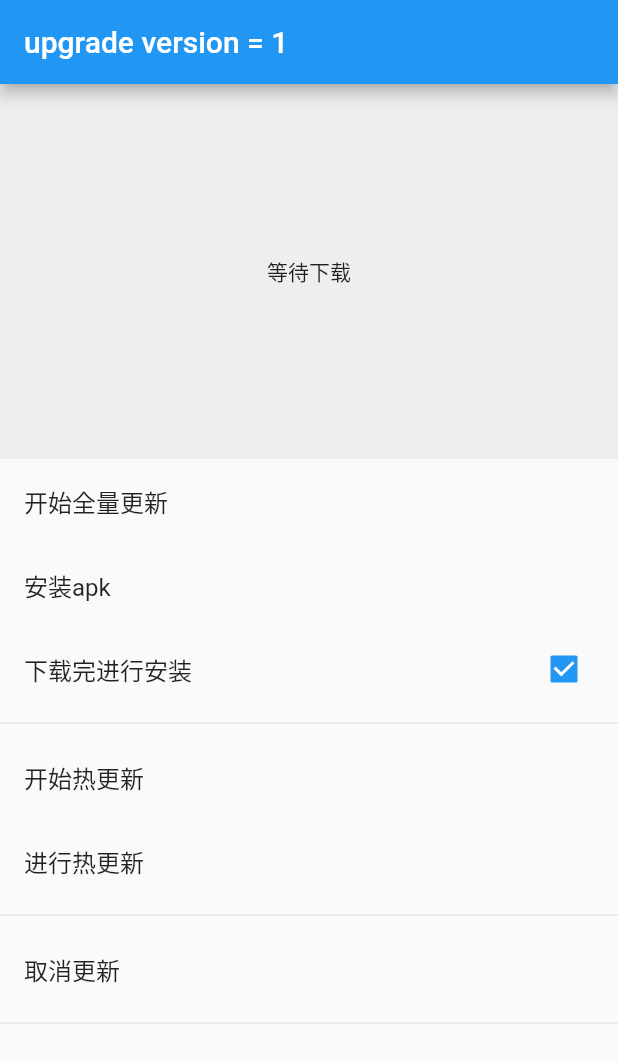
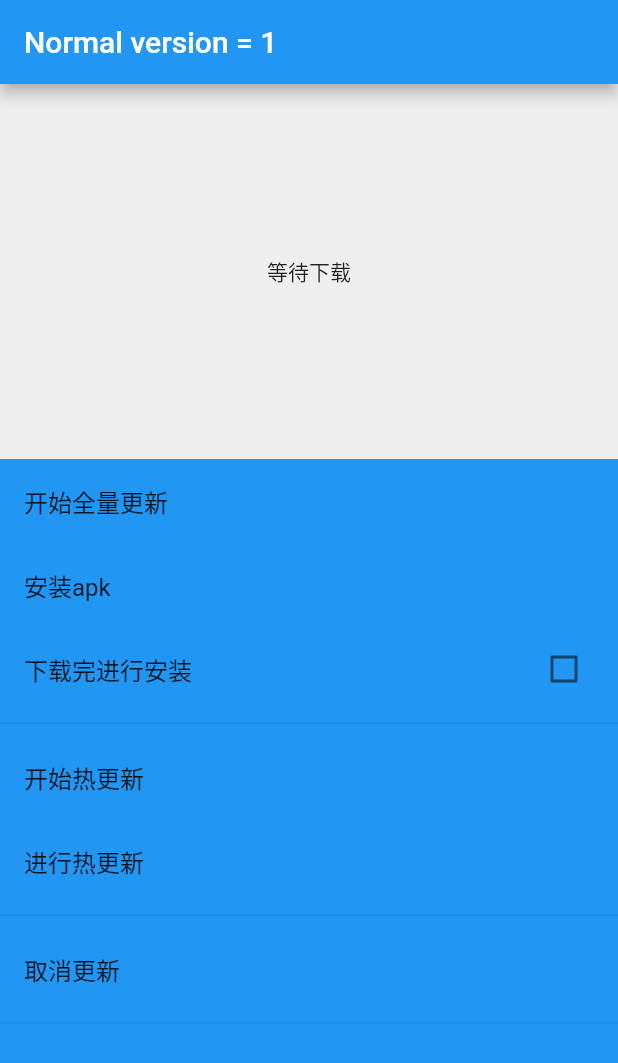
Before and after one commit to rhymelph/r_upgrade, a Flutter app: the screen it shows after launch, after a tap on "开始全量更新", on a phone screen of 412 x 824 dp. Shown: the top 1063 px of the screen. Run offline on Flutter 3.47's test engine with Material 2 defaults, Android fonts, the phone set to English and light mode, and no system bars; our stand-ins replace permission_handler.

Commit message:
commit: add hot upgrade version. v0.1.7 fix

```diff
--- a/example/lib/main.dart
+++ b/example/lib/main.dart
@@ -17,7 +17,7 @@ class MyApp extends StatefulWidget {
 
 class _MyAppState extends State<MyApp> {
   int id;
-  bool isAutoRequestInstall = true;
+  bool isAutoRequestInstall = false;
 
   bool isClickHotUpgrade;
 
@@ -69,8 +69,8 @@ class _MyAppState extends State<MyApp> {
               if (!await canReadStorage()) return;
 
               id = await RUpgrade.upgrade(
-                  'https://raw.githubusercontent.com/rhymelph/r_upgrade/master/apk/app-release.zip',
-                  apkName: 'patch.zip',
+                  'https://raw.githubusercontent.com/rhymelph/r_upgrade/master/apk/app-release.apk',
+                  apkName: 'app_release.apk',
                   isAutoRequestInstall: isAutoRequestInstall);
               setState(() {});
             },
@@ -153,6 +153,7 @@ class _MyAppState extends State<MyApp> {
                 _state.currentState
                     .showSnackBar(SnackBar(content: Text('取消成功')));
                 id = null;
+                isClickHotUpgrade=null;
                 setState(() {});
               }
               print('cancel');
@@ -168,12 +169,25 @@ class _MyAppState extends State<MyApp> {
     return MaterialApp(
       home: Scaffold(
         key: _state,
+        backgroundColor: version!=1?Colors.black:Theme.of(context).primaryColor,
         appBar: AppBar(
-          title: const Text('upgrade version = $version'),
+          title:  Text(_getAppBarText()),
         ),
         body: _buildMultiPlatformWidget(),
       ),
     );
+  }
+
+  String _getAppBarText(){
+    switch(version){
+      case 1:
+        return 'Normal version = $version';
+      case 2:
+        return 'hot upgrade version = $version';
+      case 3:
+        return 'all upgrade version = $version';
+    }
+    return 'unknow version  = $version';
   }
 
   Widget _buildDownloadWindow() => Container(
@@ -232,6 +246,8 @@ class _MyAppState extends State<MyApp> {
 
   String getStatus(DownloadStatus status) {
     if (status == DownloadStatus.STATUS_FAILED) {
+      id = null;
+      isClickHotUpgrade=null;
       return "下载失败";
     } else if (status == DownloadStatus.STATUS_PAUSED) {
       return "下载暂停";
@@ -242,6 +258,8 @@ class _MyAppState extends State<MyApp> {
     } else if (status == DownloadStatus.STATUS_SUCCESSFUL) {
       return "下载成功";
     } else {
+      id = null;
+      isClickHotUpgrade=null;
       return "未知";
     }
   }
```
